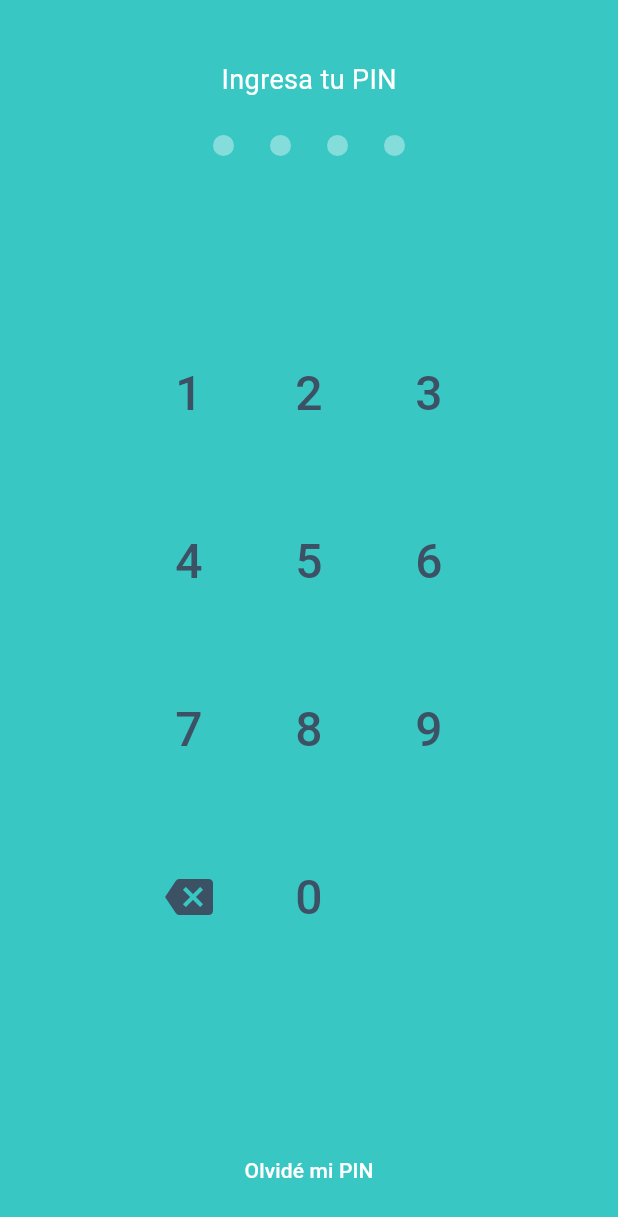
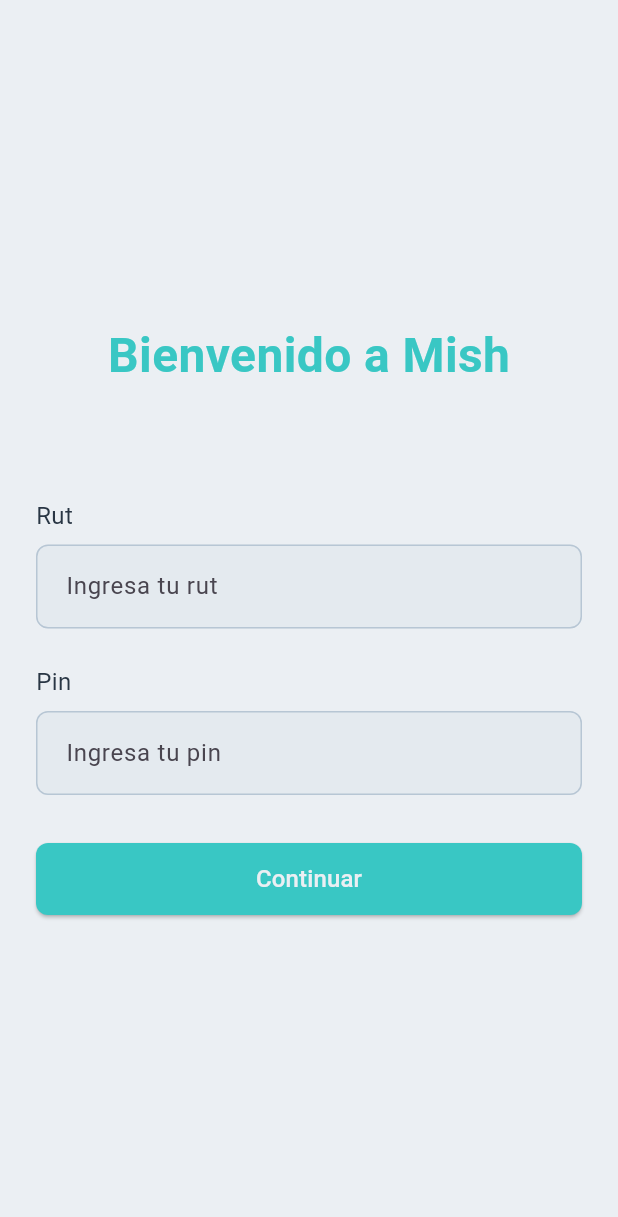
Before and after one commit to TilinInsano312/Tarjeta_mish, a Flutter app: the screen it shows after launch, on a phone screen of 412 x 824 dp. Shown: the top 1217 px of the screen. Run offline on Flutter 3.47's test engine with Material 3 defaults, Android fonts, the phone set to English and light mode, and no system bars; our stand-ins replace flutter_hooks.

Commit message:
feat(frontend): welcome frame

```diff
--- a/frontend/lib/app.dart
+++ b/frontend/lib/app.dart
@@ -1,6 +1,7 @@
 import 'package:flutter/material.dart';
 import 'package:frontend/src/features/auth_pin/presentation/frames/pin_frame.dart';
 import 'package:frontend/src/features/dashboard/presentation/frames/home_frame.dart';
+import 'package:frontend/src/features/welcome/presentation/frames/welcome_frame.dart';
 
 void main() => runApp(App());
 
@@ -11,9 +12,10 @@ class App extends StatelessWidget {
       debugShowCheckedModeBanner: false,
       title: 'Tarjeta Mish Demo',
       theme: ThemeData(primaryColor: Colors.tealAccent),
-      initialRoute: '/pin',
+      initialRoute: '/welcome',
 
       routes:{
+        '/welcome': (_) => WelcomeFrame(),
         '/pin': (_) => PinFrame(),
         '/home': (_) => HomeFrame()
       }
--- a/frontend/lib/src/core/app_colors.dart
+++ b/frontend/lib/src/core/app_colors.dart
@@ -15,6 +15,6 @@ class AppColors {
   static const Color neutralLightBlue = Color(0xFFE4EAEF);
   static const Color errorColor = Color(0xFFB83F39);
   static const Color successColor = Color(0xFF3C8358);
-
+  static const Color borderColor = Color(0xFFB7C6D4);
   static const Color iconColor = Color(0xFF3D5165);
 }
--- /dev/null
+++ b/frontend/lib/src/features/welcome/presentation/frames/welcome_frame.dart
@@ -0,0 +1,153 @@
+import 'package:flutter/material.dart';
+import 'package:flutter_hooks/flutter_hooks.dart';
+import 'package:frontend/src/core/app_colors.dart';
+
+
+class WelcomeFrame extends HookWidget {
+
+  const WelcomeFrame({Key? key}) : super(key:key);
+
+  @override
+  Widget build(BuildContext context) {
+    final rutController = useTextEditingController();
+    final pinController = useTextEditingController();
+
+    return Scaffold(
+      backgroundColor: AppColors.whiteBackground,
+      body: Center(
+        child: SingleChildScrollView(
+          padding: const EdgeInsets.symmetric(horizontal: 24),
+          child: Column(
+            mainAxisSize: MainAxisSize.min,
+            children: [
+              //Title
+              Text(
+                'Bienvenido a Mish',
+                style: TextStyle(
+                  fontSize: 32,
+                  fontWeight: FontWeight.w600,
+                  color: AppColors.primary
+                ),
+              ),
+
+              const SizedBox(height: 48),
+
+
+              const SizedBox(height: 24),
+              Column(
+                crossAxisAlignment: CrossAxisAlignment.start,
+                children: [
+                  Text('Rut',
+                    style: TextStyle(
+                      fontSize: 16,
+                      fontWeight: FontWeight.w400,
+                      color: AppColors.blackLetter
+                    ),
+                  ),
+                  //Input pin
+                  const SizedBox(height: 8),
+                  //Input rut
+                  _buildField(label: 'Ingresa tu rut', controller: rutController, obscureText:false),
+                ],
+              ),
+
+              const SizedBox(height: 24),
+              Column(
+                crossAxisAlignment: CrossAxisAlignment.start,
+                children: [
+                  Text('Pin',
+                    style: TextStyle(
+                      fontSize: 16,
+                      fontWeight: FontWeight.w400,
+                      color: AppColors.blackLetter
+                    ),
+                  ),
+                  //Input pin
+                  const SizedBox(height: 8),
+                  _buildField(label: 'Ingresa tu pin', controller: pinController, obscureText: true),
+                ],
+              ),
+              const SizedBox(height:32),
+              //Button
+              SizedBox(
+                width: double.infinity,
+                height: 48,
+                child: ElevatedButton(onPressed: (){
+                  //TODO: add login logic
+                  Navigator.pushNamed(context, '/pin');
+                },
+                style: ElevatedButton.styleFrom(
+                  backgroundColor: AppColors.primary,
+                  shape: RoundedRectangleBorder(
+                    borderRadius: BorderRadius.circular(8)
+                  )
+                ),
+
+                child: const Text('Continuar'
+                ,
+                style: TextStyle(fontSize: 16,
+                color: AppColors.neutralWhite),
+                ),
+
+                ),
+              )
+
+            ]
+
+          ),
+        ),
+      ),
+    );
+
+  }
+
+  Widget _buildField({
+    required String label,
+    required TextEditingController controller,
+    required bool obscureText,
+  }){
+
+    return Column(
+      crossAxisAlignment: CrossAxisAlignment.start,
+      children: [
+        //Input field
+        TextField(
+          controller: controller,
+          obscureText: obscureText,
+          decoration: InputDecoration(
+            hintText: label,
+            filled: true,
+            fillColor: AppColors.whiteCard,
+            contentPadding: const EdgeInsets.symmetric(
+              vertical: 16,
+              horizontal: 16,
+            ),
+            border: OutlineInputBorder(
+              borderRadius: BorderRadius.circular(8),
+              borderSide: BorderSide(
+                color: AppColors.neutralBlack,
+                width: 1,
+              ),
+            ),
+            enabledBorder: OutlineInputBorder(
+              borderRadius: BorderRadius.circular(8),
+              borderSide: BorderSide(
+                color: AppColors.borderColor,
+                width: 1,
+              ),
+            ),
+            focusedBorder: OutlineInputBorder(
+              borderRadius: BorderRadius.circular(8),
+              borderSide: BorderSide(
+                color: AppColors.borderColor,
+                width: 2,
+              ),
+            ),
+          ),
+        ),
+      ],
+    );
+
+  }
+
+}
```
